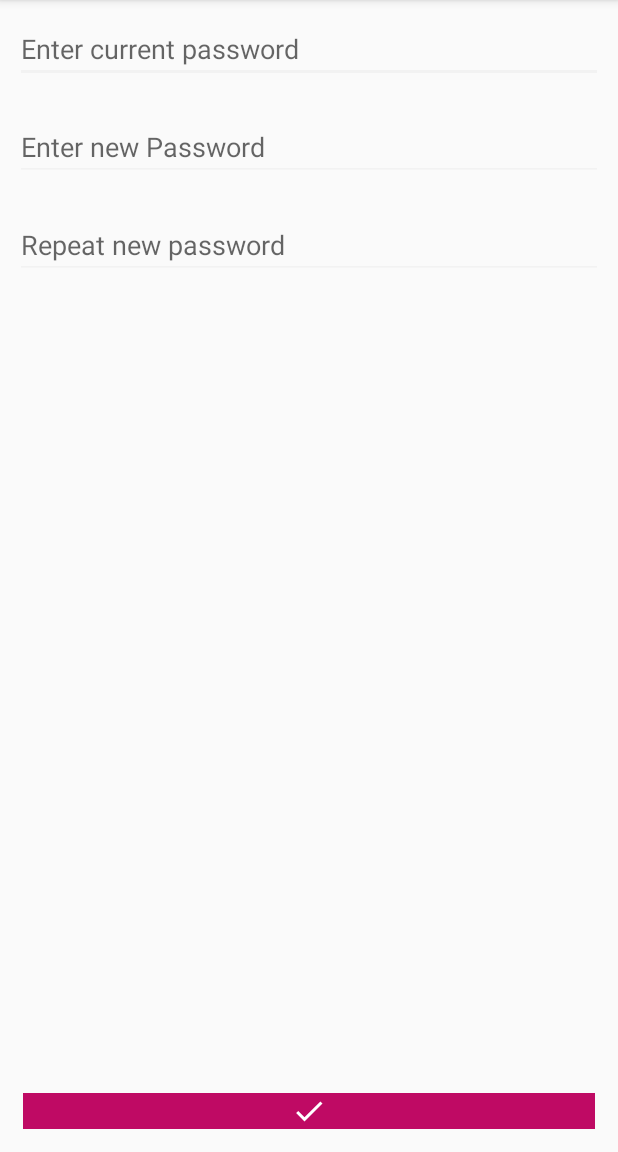
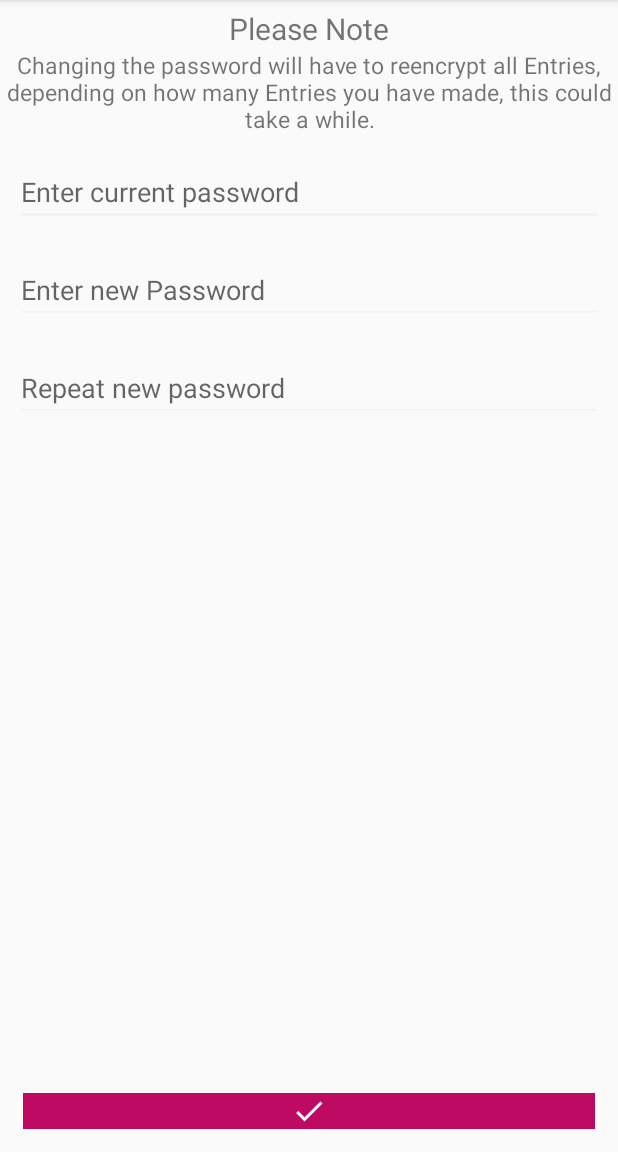
Before and after one commit to ragor114/LiebesTagebuch, an Android app: the ChangePasswordActivity screen opened directly, with no data from a screen before it, on a phone screen of 412 x 824 dp, the part 84-1236 px from its top. Run offline under Robolectric (Android 15) with nearby library versions, the phone set to English and light mode, and no system bars; our stand-ins replace Room's generated code.

Commit message:
Changing password finished

```diff
--- a/app/src/main/java/ur/mi/liebestagebuch/DetailAndEditActivity/DetailActivity.java
+++ b/app/src/main/java/ur/mi/liebestagebuch/DetailAndEditActivity/DetailActivity.java
@@ -27,6 +27,7 @@ import com.spotify.sdk.android.authentication.AuthenticationRequest;
 import com.spotify.sdk.android.authentication.AuthenticationResponse;
 
 import java.util.Date;
+import java.util.List;
 
 import ur.mi.liebestagebuch.Boxes.Box;
 import ur.mi.liebestagebuch.Boxes.HeaderBox;
@@ -449,6 +450,11 @@ public class DetailActivity extends AppCompatActivity implements CryptoListener,
     }
 
     @Override
+    public void allEntriesFound(List<Entry> allEntries) {
+
+    }
+
+    @Override
     public void onBoxListEncrypted(String encryptedBoxListString, byte[] iv, byte[] salt) {
         return;
     }
--- a/app/src/main/java/ur/mi/liebestagebuch/GridView/GridActivity.java
+++ b/app/src/main/java/ur/mi/liebestagebuch/GridView/GridActivity.java
@@ -15,6 +15,7 @@ import androidx.appcompat.app.AppCompatActivity;
 import java.util.ArrayList;
 import java.util.Calendar;
 import java.util.Date;
+import java.util.List;
 import java.util.concurrent.TimeUnit;
 
 import ur.mi.liebestagebuch.DetailAndEditActivity.DetailActivity;
@@ -304,4 +305,9 @@ public class GridActivity extends AppCompatActivity implements AdapterView.OnIte
     public void entryFound(ur.mi.liebestagebuch.database.data.Entry foundEntry) {
         return;
     }
+
+    @Override
+    public void allEntriesFound(List<ur.mi.liebestagebuch.database.data.Entry> allEntries) {
+
+    }
 }
--- a/app/src/main/res/layout/change_password_activity.xml
+++ b/app/src/main/res/layout/change_password_activity.xml
@@ -2,8 +2,28 @@
 <RelativeLayout xmlns:android="http://schemas.android.com/apk/res/android"
     android:layout_width="match_parent" android:layout_height="match_parent">
 
+    <TextView
+        android:id="@+id/chnage_pw_note_header"
+        android:layout_width="match_parent"
+        android:layout_height="wrap_content"
+        android:text="@string/please_note_change_pw"
+        android:gravity="center"
+        android:textSize="20sp"
+        android:layout_marginTop="5dp"/>
+
+    <TextView
+        android:id="@+id/change_pw_note"
+        android:layout_below="@id/chnage_pw_note_header"
+        android:layout_width="match_parent"
+        android:layout_height="wrap_content"
+        android:textAlignment="center"
+        android:textSize="15sp"
+        android:layout_marginBottom="5dp"
+        android:text="@string/note_about_changing_pw"/>
+
     <EditText
         android:id="@+id/change_password_old_password"
+        android:layout_below="@id/change_pw_note"
         android:layout_width="match_parent"
         android:layout_height="wrap_content"
         android:inputType="textPassword"
@@ -28,6 +48,16 @@
         android:inputType="textPassword"
         android:layout_margin="10dp"/>
 
+    <TextView
+        android:id="@+id/encryption_running_tv"
+        android:layout_below="@id/change_password_repeat"
+        android:layout_width="match_parent"
+        android:layout_height="wrap_content"
+        android:layout_marginTop="40dp"
+        android:textSize="20sp"
+        android:textAlignment="center"
+        android:text="@string/change_pw_running" />
+
     <ImageButton
         android:id="@+id/change_password_finish"
         android:layout_width="match_parent"
--- a/app/src/main/res/values/strings.xml
+++ b/app/src/main/res/values/strings.xml
@@ -43,4 +43,7 @@
     <string name="old_password_hint">Enter current password</string>
     <string name="new_password_hint">Enter new Password</string>
     <string name="new_password_repeat_hint">Repeat new password</string>
+    <string name="please_note_change_pw">Please Note</string>
+    <string name="note_about_changing_pw">Changing the password will have to reencrypt all Entries, depending on how many Entries you have made, this could take a while.</string>
+    <string name="change_pw_running">Reencryption running, please wait</string>
 </resources>
```
Also changed, not shown: app/src/main/java/ur/mi/liebestagebuch/Encryption/StringTransformHelper.java (+6 -2 lines), app/src/main/java/ur/mi/liebestagebuch/Settings/ChangePasswordActivity.java (+55 -9 lines).
